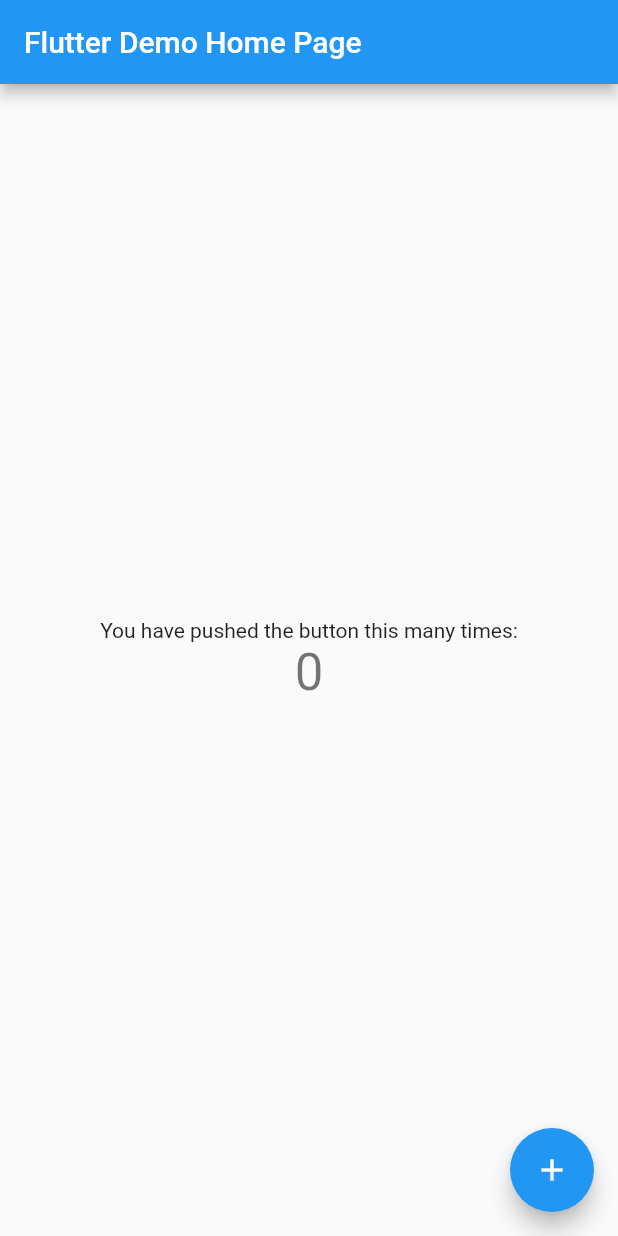
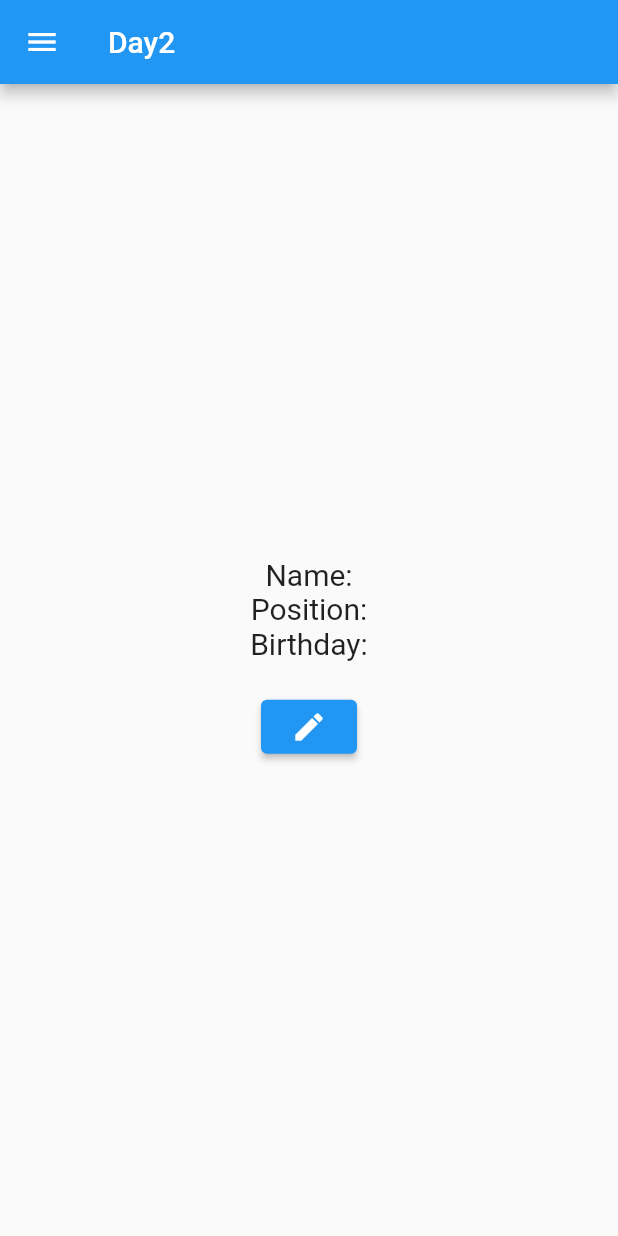
Before and after one commit to mimmiam/gsb_day02, a Flutter app: the screen it shows after launch, on a phone screen of 412 x 824 dp. Run offline on Flutter 3.47's test engine with Material 2 defaults, Android fonts, the phone set to English and light mode, and no system bars.

Commit message:
info and home page ui complete

```diff
--- a/lib/main.dart
+++ b/lib/main.dart
@@ -1,4 +1,5 @@
 import 'package:flutter/material.dart';
+import 'package:gsb_day2/pages/home.dart';
 
 void main() {
   runApp(const MyApp());
@@ -7,109 +8,10 @@ void main() {
 class MyApp extends StatelessWidget {
   const MyApp({Key? key}) : super(key: key);
 
-  // This widget is the root of your application.
   @override
   Widget build(BuildContext context) {
     return MaterialApp(
-      title: 'Flutter Demo',
-      theme: ThemeData(
-        // This is the theme of your application.
-        //
-        // Try running your application with "flutter run". You'll see the
-        // application has a blue toolbar. Then, without quitting the app, try
-        // changing the primarySwatch below to Colors.green and then invoke
-        // "hot reload" (press "r" in the console where you ran "flutter run",
-        // or simply save your changes to "hot reload" in a Flutter IDE).
-        // Notice that the counter didn't reset back to zero; the application
-        // is not restarted.
-        primarySwatch: Colors.blue,
-      ),
-      home: const MyHomePage(title: 'Flutter Demo Home Page'),
+      home: HomeScreen(),
     );
   }
 }
-
-class MyHomePage extends StatefulWidget {
-  const MyHomePage({Key? key, required this.title}) : super(key: key);
-
-  // This widget is the home page of your application. It is stateful, meaning
-  // that it has a State object (defined below) that contains fields that affect
-  // how it looks.
-
-  // This class is the configuration for the state. It holds the values (in this
-  // case the title) provided by the parent (in this case the App widget) and
-  // used by the build method of the State. Fields in a Widget subclass are
-  // always marked "final".
-
-  final String title;
-
-  @override
-  State<MyHomePage> createState() => _MyHomePageState();
-}
-
-class _MyHomePageState extends State<MyHomePage> {
-  int _counter = 0;
-
-  void _incrementCounter() {
-    setState(() {
-      // This call to setState tells the Flutter framework that something has
-      // changed in this State, which causes it to rerun the build method below
-      // so that the display can reflect the updated values. If we changed
-      // _counter without calling setState(), then the build method would not be
-      // called again, and so nothing would appear to happen.
-      _counter++;
-    });
-  }
-
-  @override
-  Widget build(BuildContext context) {
-    // This method is rerun every time setState is called, for instance as done
-    // by the _incrementCounter method above.
-    //
-    // The Flutter framework has been optimized to make rerunning build methods
-    // fast, so that you can just rebuild anything that needs updating rather
-    // than having to individually change instances of widgets.
-    return Scaffold(
-      appBar: AppBar(
-        // Here we take the value from the MyHomePage object that was created by
-        // the App.build method, and use it to set our appbar title.
-        title: Text(widget.title),
-      ),
-      body: Center(
-        // Center is a layout widget. It takes a single child and positions it
-        // in the middle of the parent.
-        child: Column(
-          // Column is also a layout widget. It takes a list of children and
-          // arranges them vertically. By default, it sizes itself to fit its
-          // children horizontally, and tries to be as tall as its parent.
-          //
-          // Invoke "debug painting" (press "p" in the console, choose the
-          // "Toggle Debug Paint" action from the Flutter Inspector in Android
-          // Studio, or the "Toggle Debug Paint" command in Visual Studio Code)
-          // to see the wireframe for each widget.
-          //
-          // Column has various properties to control how it sizes itself and
-          // how it positions its children. Here we use mainAxisAlignment to
-          // center the children vertically; the main axis here is the vertical
-          // axis because Columns are vertical (the cross axis would be
-          // horizontal).
-          mainAxisAlignment: MainAxisAlignment.center,
-          children: <Widget>[
-            const Text(
-              'You have pushed the button this many times:',
-            ),
-            Text(
-              '$_counter',
-              style: Theme.of(context).textTheme.headline4,
-            ),
-          ],
-        ),
-      ),
-      floatingActionButton: FloatingActionButton(
-        onPressed: _incrementCounter,
-        tooltip: 'Increment',
-        child: const Icon(Icons.add),
-      ), // This trailing comma makes auto-formatting nicer for build methods.
-    );
-  }
-}
--- /dev/null
+++ b/lib/pages/Info.dart
@@ -0,0 +1,34 @@
+import 'package:flutter/material.dart';
+
+class InfoScreen extends StatefulWidget {
+  const InfoScreen({Key? key}) : super(key: key);
+
+  @override
+  State<InfoScreen> createState() => _InfoScreenState();
+}
+
+class _InfoScreenState extends State<InfoScreen> {
+
+  @override
+  Widget build(BuildContext context) {
+    TextStyle textStyle = TextStyle(fontSize: 20);
+    return Scaffold(
+      body: Container(
+        width: double.infinity,
+        child: Column(
+          mainAxisAlignment: MainAxisAlignment.center,
+          children: [
+            Text('Name:', style: textStyle,),
+            Text('Position:', style: textStyle,),
+            Text('Birthday:', style: textStyle,),
+            SizedBox(height: 20,),
+            ElevatedButton(
+                onPressed: () {},
+                child: Icon(Icons.edit)
+            )
+          ],
+        ),
+      ),
+    );
+  }
+}
--- /dev/null
+++ b/lib/pages/home.dart
@@ -0,0 +1,67 @@
+import 'package:flutter/material.dart';
+import 'package:gsb_day2/pages/Info.dart';
+
+class HomeScreen extends StatefulWidget {
+  const HomeScreen({Key? key}) : super(key: key);
+
+  @override
+  State<HomeScreen> createState() => _HomeScreenState();
+}
+
+class _HomeScreenState extends State<HomeScreen> {
+  int selectedIndex = 0;
+  List<Widget> pages = [
+    InfoScreen(),
+    Center(
+      child: Text('Fetch data'),
+    )
+  ];
+
+  @override
+  Widget build(BuildContext context) {
+    return Scaffold(
+      appBar: AppBar(
+        title: Text('Day2'),
+      ),
+      drawer: Drawer(
+        child: ListView(
+          children: [
+            DrawerHeader(
+              decoration: BoxDecoration(color: Colors.blue),
+              child: Column(
+                children: [
+                  CircleAvatar(
+                    radius: 50,
+                    backgroundImage: NetworkImage(
+                        'https://cdn.britannica.com/49/161649-050-3F458ECF/Bernese-mountain-dog-grass.jpg?q=60'),
+                  ),
+                  Text(
+                    'Bobby',
+                    style: TextStyle(color: Colors.white, fontSize: 20),
+                  )
+                ],
+              ),
+            ),
+            ListTile(
+              leading: Icon(Icons.person),
+              title: Text('Info'),
+              onTap: () => _selectedIndex(0),
+            ),
+            ListTile(
+              leading: Icon(Icons.data_array),
+              title: Text('Fetch data'),
+              onTap: () => _selectedIndex(1),
+            )
+          ],
+        ),
+      ),
+      body: pages[selectedIndex],
+    );
+  }
+
+  _selectedIndex(int index) {
+    selectedIndex = index;
+    setState(() {});
+    Navigator.pop(context);
+  }
+}
```
